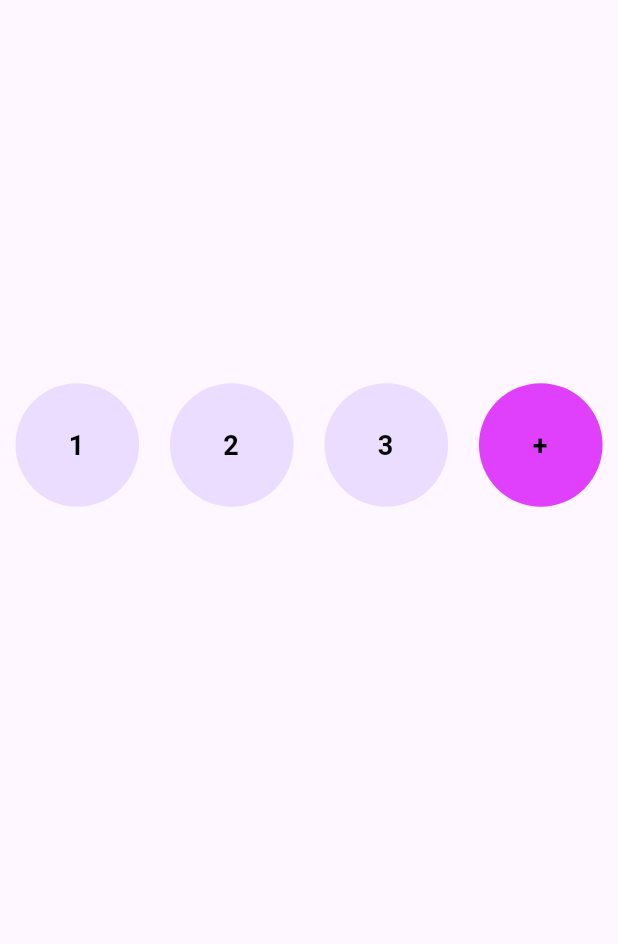
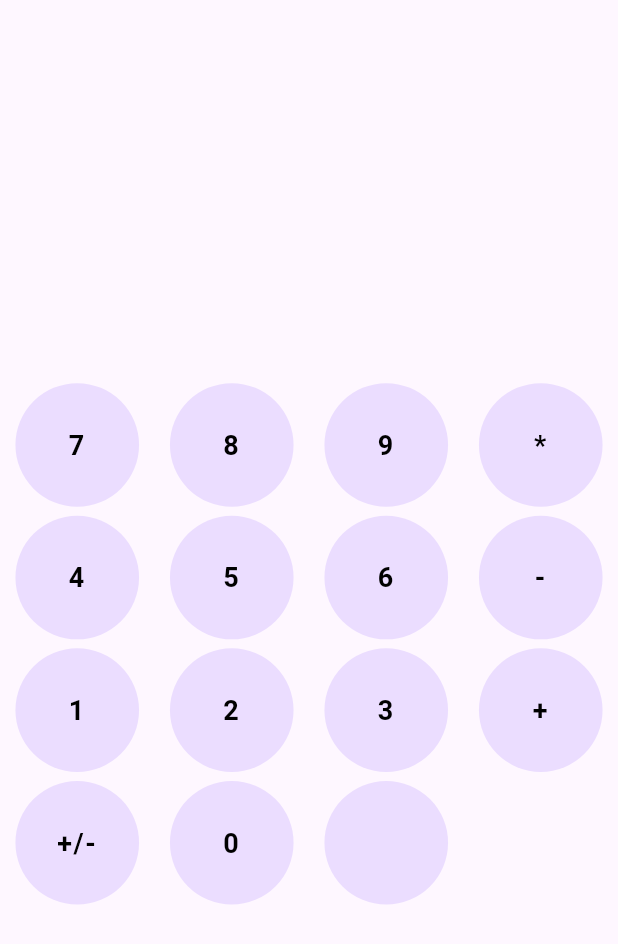
Before and after one commit to PushparajManickam/calculator, a Flutter app: the screen it shows after launch, on a phone screen of 412 x 824 dp. Shown: the top 944 px of the screen. Run offline on Flutter 3.47's test engine with Material 2 defaults, Android fonts, the phone set to English and light mode, and no system bars; drawn by our look-alikes of auto_size_text; our stand-ins replace google_fonts.

```diff
--- a/lib/screen/calculator_screen.dart
+++ b/lib/screen/calculator_screen.dart
@@ -1,4 +1,3 @@
-
 import 'package:auto_size_text/auto_size_text.dart';
 import 'package:calculator/main.dart';
 import 'package:flutter/material.dart';
@@ -14,18 +13,21 @@ class HomeScreen extends StatefulWidget {
 
 class _HomeScreenState extends State<HomeScreen> with ChangeNotifier {
   final List<String> _buttonList = [
+    "7",
+    "8",
+    "9",
+    "*",
+    "4",
+    "5",
+    "6",
+    "-",
     "1",
     "2",
     "3",
     "+",
-    "4",
-    "5",
-    "6",
-    "-",
-    "7",
-    "8",
-    "9",
-    "*",
+    "+/-",
+    "0",
+    ""
   ];
   String resultValue = "";
   @override
@@ -53,32 +55,20 @@ class _HomeScreenState extends State<HomeScreen> with ChangeNotifier {
           SizedBox(
             height: deviceSize!.height * 0.01,
           ),
-          Row(
-            mainAxisAlignment: MainAxisAlignment.center,
-            children: <Widget>[
-              ButtonWidget(
-                _buttonList[0],
-                () {},
-              ),
-              ButtonWidget(
-                _buttonList[1],
-                () {},
-              ),
-              ButtonWidget(
-                _buttonList[2],
-                () {},
-              ),
-              ButtonWidget(
-                _buttonList[3],
-                () {},
-                buttonBGColor: Colors.purpleAccent,
-              ),
-            ],
+          Wrap(
+            runSpacing: 6,
+            children: _buttonList
+                .map(
+                  (value) => ButtonWidget(
+                    value,
+                    () {},
+                  ),
+                )
+                .toList(),
           ),
           SizedBox(
             height: deviceSize!.height * 0.01,
           ),
-
         ],
       ),
     );
```
